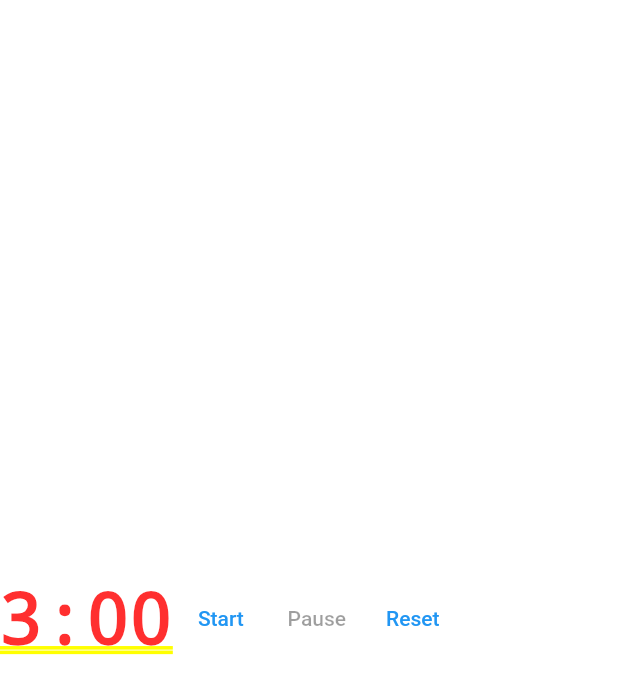
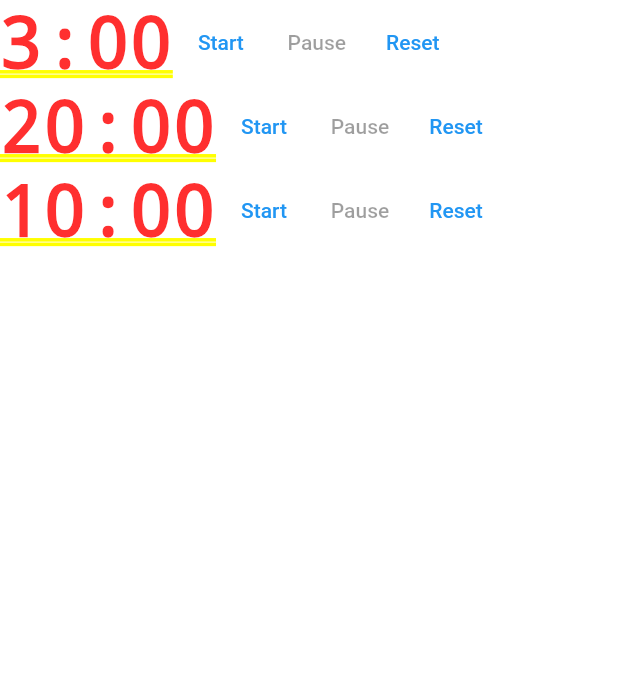
Before and after one commit to doctor-g/PTTimer, a Flutter app: the screen it shows after launch, after a tap on "Reset", on a phone screen of 412 x 824 dp. Shown: the top 694 px of the screen. Run offline on Flutter 3.47's test engine with Material 2 defaults, Android fonts, the light colour scheme and no system bars.

Commit message:
Add two timers with different durations
These three represent the actual three values that are
needed for my particular use case: P&T meeting timekeeping.

```diff
--- a/lib/main.dart
+++ b/lib/main.dart
@@ -27,12 +27,21 @@ class MainPage extends StatelessWidget {
 
   @override
   Widget build(BuildContext context) {
-    return const TimerWidget();
+    return Column(
+      children: const [
+        TimerWidget(duration: Duration(minutes: 3)),
+        TimerWidget(duration: Duration(minutes: 20)),
+        TimerWidget(duration: Duration(minutes: 10)),
+      ],
+    );
   }
 }
 
 class TimerWidget extends StatefulWidget {
-  const TimerWidget({Key? key}) : super(key: key);
+  final Duration duration;
+
+  const TimerWidget({this.duration = const Duration(minutes: 3), Key? key})
+      : super(key: key);
 
   @override
   State<StatefulWidget> createState() {
@@ -41,14 +50,13 @@ class TimerWidget extends StatefulWidget {
 }
 
 class _TimerWidgetState extends State<TimerWidget> {
-  static const int _defaultSecondsRemaining = 60 * 3;
-
   bool _isRunning = false;
-  int _secondsRemaining = _defaultSecondsRemaining;
+  late int _secondsRemaining;
   Timer? _timer;
 
   @override
   void initState() {
+    _secondsRemaining = widget.duration.inSeconds;
     super.initState();
   }
 
@@ -97,7 +105,7 @@ class _TimerWidgetState extends State<TimerWidget> {
 
   void _resetTimer() {
     setState(() {
-      _secondsRemaining = _defaultSecondsRemaining;
+      _secondsRemaining = widget.duration.inSeconds;
     });
   }
 }
```
